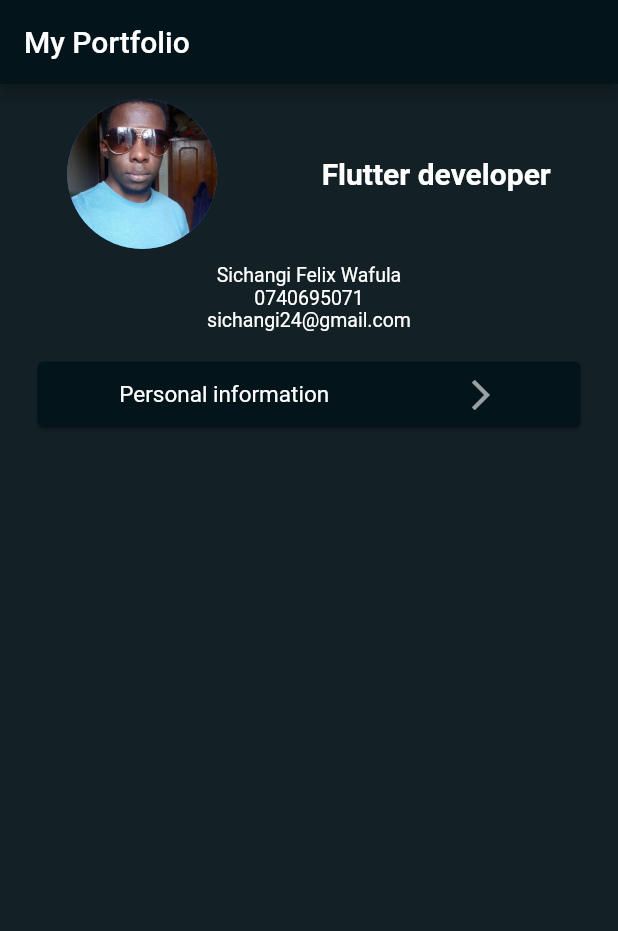
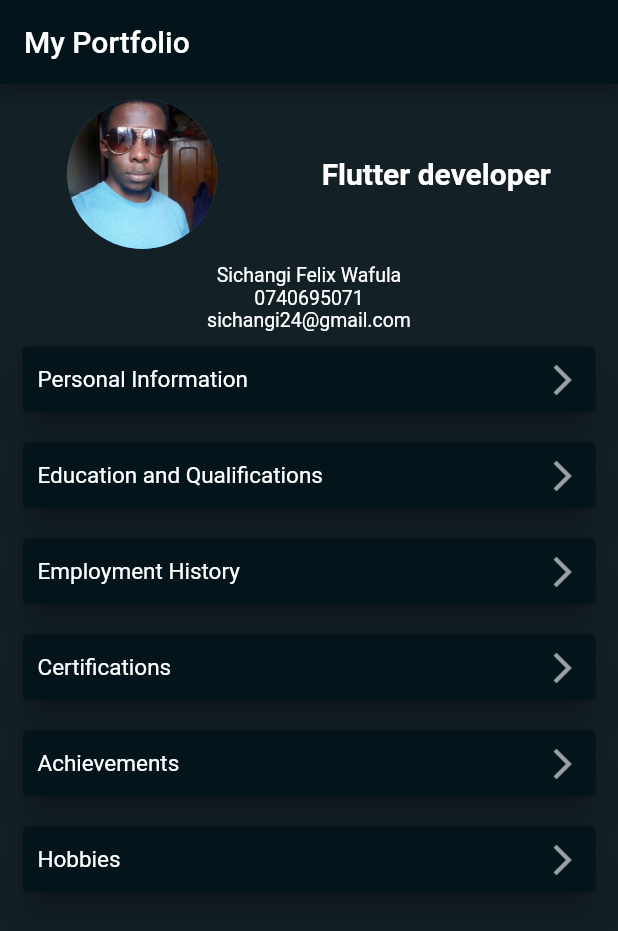
Before and after one commit to SichangiFelix/It-is-I, a Flutter app: the screen it shows after launch, on a phone screen of 412 x 824 dp. Shown: the top 931 px of the screen. Run offline on Flutter 3.47's test engine with Material 2 defaults, Android fonts, the phone set to English and light mode, and no system bars.

Commit message:
Added more routes for navigation on main.dart on home.dart i extracted the card for reuse Added classes and files for the other screens

```diff
--- /dev/null
+++ b/it_is_i/lib/achievementsPage.dart
@@ -0,0 +1,20 @@
+import 'package:flutter/material.dart';
+
+class Achievements extends StatelessWidget {
+  const Achievements({Key? key}) : super(key: key);
+
+  @override
+  Widget build(BuildContext context) {
+    return Scaffold(
+      appBar: AppBar(
+        title: Text('My Achievements'),
+        backgroundColor: Color(0xff03141b),
+      ),
+      body: SafeArea(
+        child: Center(
+          child: Text('THESE ARE MY ACHIEVEMENTS'),
+        ),
+      ),
+    );
+  }
+}
--- /dev/null
+++ b/it_is_i/lib/educationPage.dart
@@ -0,0 +1,18 @@
+import 'package:flutter/material.dart';
+
+class Education extends StatelessWidget {
+  @override
+  Widget build(BuildContext context) {
+    return Scaffold(
+      appBar: AppBar(
+        title: Text('My Education details'),
+        backgroundColor: Color(0xff03141b),
+      ),
+      body: SafeArea(
+        child: Center(
+          child: Text('THIS IS THE  PAGE CONTAINING MY EDUCATION HISTORY'),
+        ),
+      ),
+    );
+  }
+}
--- /dev/null
+++ b/it_is_i/lib/hobbiesPage.dart
@@ -0,0 +1,20 @@
+import 'package:flutter/material.dart';
+
+class Hobbies extends StatelessWidget {
+  const Hobbies({Key? key}) : super(key: key);
+
+  @override
+  Widget build(BuildContext context) {
+    return Scaffold(
+      appBar: AppBar(
+        title: Text('My Hobbies'),
+        backgroundColor: Color(0xff03141b),
+      ),
+      body: SafeArea(
+        child: Center(
+          child: Text('THESE ARE MY HOBBIES'),
+        ),
+      ),
+    );
+  }
+}
--- a/it_is_i/lib/home.dart
+++ b/it_is_i/lib/home.dart
@@ -46,27 +46,13 @@ class Home extends StatelessWidget {
             ),
             Column(
               children: [
-                Card(
-                  color: Color(0xff03141b),
-                  margin:
-                      EdgeInsets.symmetric(vertical: 20.0, horizontal: 25.0),
-                  child: Padding(
-                    padding: const EdgeInsets.all(10.0),
-                    child: Row(
-                      mainAxisAlignment: MainAxisAlignment.spaceAround,
-                      children: [
-                        Text(
-                          'Personal information',
-                          style: kSelectiveCards,
-                        ),
-                        Icon(
-                          Icons.arrow_forward_ios,
-                          color: Colors.white60,
-                        ),
-                      ],
-                    ),
-                  ),
-                ),
+                HomePageCard(path: '/first', tag: 'Personal Information'),
+                HomePageCard(
+                    path: '/second', tag: 'Education and Qualifications'),
+                HomePageCard(path: '/third', tag: 'Employment History'),
+                HomePageCard(path: '/fourth', tag: 'Certifications'),
+                HomePageCard(path: '/fifth', tag: 'Achievements'),
+                HomePageCard(path: '/sixth', tag: 'Hobbies'),
               ],
             ),
           ],
@@ -75,3 +61,41 @@ class Home extends StatelessWidget {
     );
   }
 }
+//this card is reused in creating the vertical card view on this homepage.
+//it takes 2 strings as arguments
+
+class HomePageCard extends StatelessWidget {
+  HomePageCard({required this.path, required this.tag});
+
+  final String path, tag;
+
+  @override
+  Widget build(BuildContext context) {
+    return Card(
+      elevation: 10.0,
+      color: Color(0xff03141b),
+      margin: EdgeInsets.symmetric(vertical: 10.0, horizontal: 15.0),
+      child: Padding(
+        padding: const EdgeInsets.all(10.0),
+        child: Row(
+          mainAxisAlignment: MainAxisAlignment.spaceBetween,
+          children: [
+            Text(
+              tag,
+              style: kSelectiveCards,
+            ),
+            GestureDetector(
+              onTap: () {
+                Navigator.pushNamed(context, path);
+              },
+              child: Icon(
+                Icons.arrow_forward_ios,
+                color: Colors.white60,
+              ),
+            ),
+          ],
+        ),
+      ),
+    );
+  }
+}
--- a/it_is_i/lib/main.dart
+++ b/it_is_i/lib/main.dart
@@ -1,4 +1,10 @@
 import 'package:flutter/material.dart';
+import 'package:it_is_i/achievementsPage.dart';
+import 'package:it_is_i/bioInfoPage.dart';
+import 'package:it_is_i/educationPage.dart';
+import 'package:it_is_i/employmentPage.dart';
+import 'package:it_is_i/hobbiesPage.dart';
+import 'certificationPage.dart';
 import 'home.dart';
 
 void main() {
@@ -27,6 +33,12 @@ class MyApp extends StatelessWidget {
       //a map containing my routes for each page
       routes: {
         '/': (context) => Home(),
+        '/first': (context) => BioInformation(),
+        '/second': (context) => Education(),
+        '/third': (context) => EmploymentInfo(),
+        '/fourth': (context) => Certification(),
+        '/fifth': (context) => Achievements(),
+        '/sixth': (context) => Hobbies(),
       },
     );
   }
```
Also changed, not shown: it_is_i/lib/bioInfoPage.dart (added, +18 -0 lines), it_is_i/lib/certificationPage.dart (added, +18 -0 lines), it_is_i/lib/employmentPage.dart (added, +18 -0 lines).
